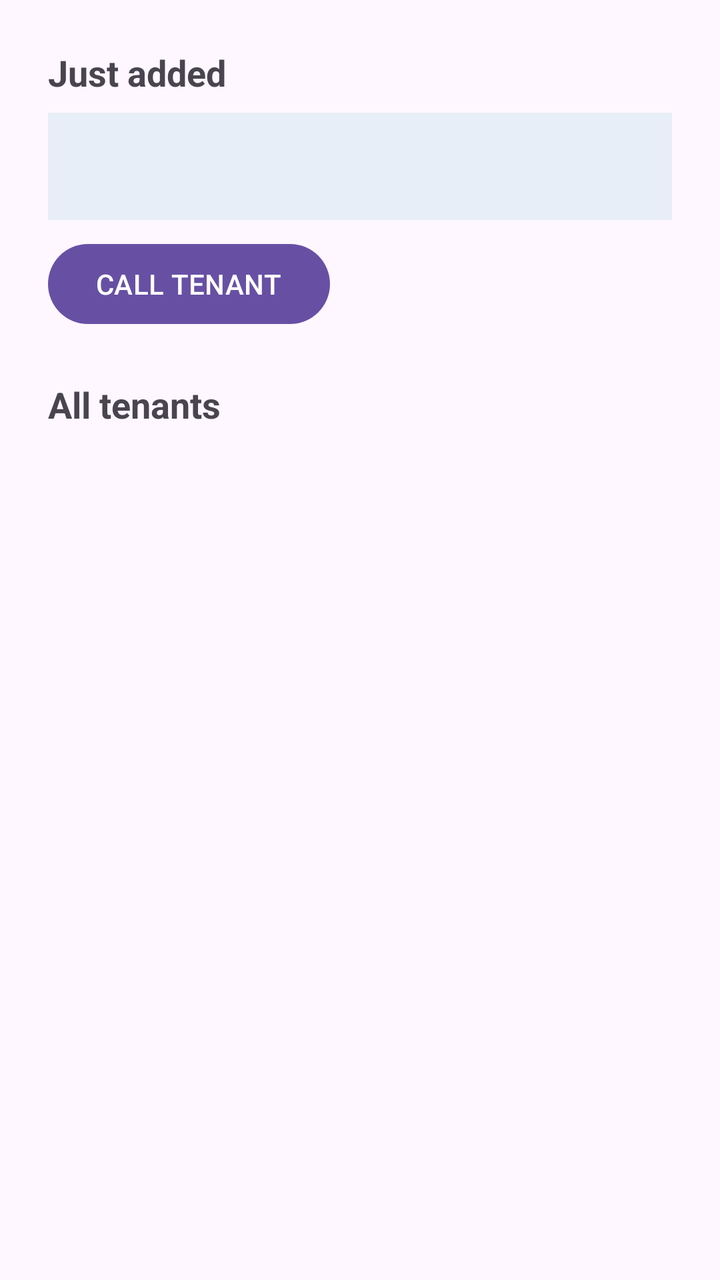
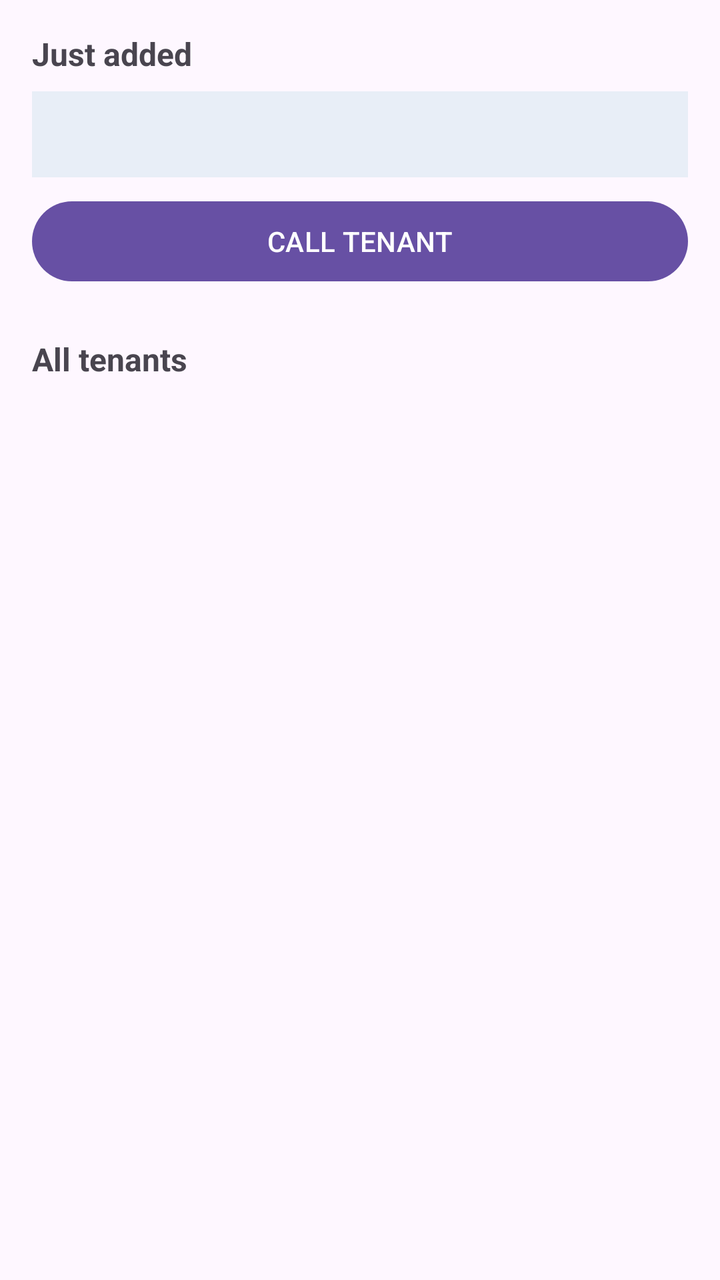

The first picture is an Android layout as it rendered before a commit; the second is the same layout after the commit. The layout source and the unified diff follow.
<!-- AndroidManifest.xml: application theme Theme.TenantManagementSystem -->
<!-- res/layout/fragment_view_tenants.xml -->
<?xml version="1.0" encoding="utf-8"?>
<layout xmlns:android="http://schemas.android.com/apk/res/android"
    xmlns:app="http://schemas.android.com/apk/res-auto">

    
    <data>
        <variable
            name="tenant"
            type="com.example.tenantmanagementsystem.Tenant" />
    </data>

    
    <ScrollView
        android:layout_width="match_parent"
        android:layout_height="match_parent">

        <androidx.constraintlayout.widget.ConstraintLayout
            android:layout_width="match_parent"
            android:layout_height="wrap_content"
            android:padding="24dp">

            
            <TextView
                android:id="@+id/newTenantLabel"
                android:layout_width="wrap_content"
                android:layout_height="wrap_content"
                android:text="Just added"
                android:textSize="18sp"
                android:textStyle="bold"
                app:layout_constraintTop_toTopOf="parent"
                app:layout_constraintStart_toStartOf="parent" />

            
            <TextView
                android:id="@+id/newTenantTextView"
                android:layout_width="0dp"
                android:layout_height="wrap_content"
                android:text="@{tenant.summary()}"
                android:textSize="16sp"
                android:padding="16dp"
                android:background="#E8EEF7"
                android:layout_marginTop="8dp"
                app:layout_constraintTop_toBottomOf="@id/newTenantLabel"
                app:layout_constraintStart_toStartOf="parent"
                app:layout_constraintEnd_toEndOf="parent" />

            
            <Button
                android:id="@+id/callButton"
                android:layout_width="wrap_content"
                android:layout_height="wrap_content"
                android:text="CALL TENANT"
                android:layout_marginTop="8dp"
                app:layout_constraintTop_toBottomOf="@id/newTenantTextView"
                app:layout_constraintStart_toStartOf="parent" />

            
            <androidx.constraintlayout.widget.Group
                android:id="@+id/newTenantGroup"
                android:layout_width="wrap_content"
                android:layout_height="wrap_content"
                app:constraint_referenced_ids="newTenantLabel,newTenantTextView,callButton" />

            
            <TextView
                android:id="@+id/allTenantsLabel"
                android:layout_width="wrap_content"
                android:layout_height="wrap_content"
                android:text="All tenants"
                android:textSize="18sp"
                android:textStyle="bold"
                android:layout_marginTop="24dp"
                app:layout_goneMarginTop="0dp"
                app:layout_constraintTop_toBottomOf="@id/callButton"
                app:layout_constraintStart_toStartOf="parent" />

            
            <TextView
                android:id="@+id/allTenantsTextView"
                android:layout_width="0dp"
                android:layout_height="wrap_content"
                android:textSize="16sp"
                android:lineSpacingExtra="4dp"
                android:layout_marginTop="8dp"
                app:layout_constraintTop_toBottomOf="@id/allTenantsLabel"
                app:layout_constraintStart_toStartOf="parent"
                app:layout_constraintEnd_toEndOf="parent" />

        </androidx.constraintlayout.widget.ConstraintLayout>
    </ScrollView>
</layout>
<!-- resources referenced by this layout -->
<resources>
  <style name="Theme.TenantManagementSystem" parent="Base.Theme.TenantManagementSystem" />
  <style name="Base.Theme.TenantManagementSystem" parent="Theme.Material3.DayNight.NoActionBar">
          
          
      </style>
</resources>

<!-- the commit's change to res/layout/fragment_view_tenants.xml (unified diff, before → after) -->
@@ -2,14 +2,12 @@
 <layout xmlns:android="http://schemas.android.com/apk/res/android"
     xmlns:app="http://schemas.android.com/apk/res-auto">
 
-    
     <data>
         <variable
             name="tenant"
             type="com.example.tenantmanagementsystem.Tenant" />
     </data>
 
-    
     <ScrollView
         android:layout_width="match_parent"
         android:layout_height="match_parent">
@@ -17,70 +15,60 @@
         <androidx.constraintlayout.widget.ConstraintLayout
             android:layout_width="match_parent"
             android:layout_height="wrap_content"
-            android:padding="24dp">
+            android:padding="16dp">
 
-            
             <TextView
-                android:id="@+id/newTenantLabel"
+                android:id="@+id/justAddedLabel"
                 android:layout_width="wrap_content"
                 android:layout_height="wrap_content"
                 android:text="Just added"
-                android:textSize="18sp"
                 android:textStyle="bold"
+                android:textSize="16sp"
                 app:layout_constraintTop_toTopOf="parent"
                 app:layout_constraintStart_toStartOf="parent" />
 
-            
             <TextView
                 android:id="@+id/newTenantTextView"
                 android:layout_width="0dp"
                 android:layout_height="wrap_content"
+                android:layout_marginTop="8dp"
+                android:padding="12dp"
+                android:background="#E8EEF7"
                 android:text="@{tenant.summary()}"
-                android:textSize="16sp"
-                android:padding="16dp"
-                android:background="#E8EEF7"
-                android:layout_marginTop="8dp"
-                app:layout_constraintTop_toBottomOf="@id/newTenantLabel"
+                app:layout_constraintTop_toBottomOf="@id/justAddedLabel"
                 app:layout_constraintStart_toStartOf="parent"
                 app:layout_constraintEnd_toEndOf="parent" />
 
-            
             <Button
                 android:id="@+id/callButton"
-                android:layout_width="wrap_content"
+                android:layout_width="match_parent"
                 android:layout_height="wrap_content"
+                android:layout_marginTop="8dp"
                 android:text="CALL TENANT"
-                android:layout_marginTop="8dp"
-                app:layout_constraintTop_toBottomOf="@id/newTenantTextView"
-                app:layout_constraintStart_toStartOf="parent" />
+                app:layout_constraintTop_toBottomOf="@id/newTenantTextView" />
 
             
             <androidx.constraintlayout.widget.Group
                 android:id="@+id/newTenantGroup"
                 android:layout_width="wrap_content"
                 android:layout_height="wrap_content"
-                app:constraint_referenced_ids="newTenantLabel,newTenantTextView,callButton" />
+                app:constraint_referenced_ids="justAddedLabel,newTenantTextView,callButton" />
 
-            
             <TextView
                 android:id="@+id/allTenantsLabel"
                 android:layout_width="wrap_content"
                 android:layout_height="wrap_content"
+                android:layout_marginTop="24dp"
                 android:text="All tenants"
-                android:textSize="18sp"
                 android:textStyle="bold"
-                android:layout_marginTop="24dp"
-                app:layout_goneMarginTop="0dp"
+                android:textSize="16sp"
                 app:layout_constraintTop_toBottomOf="@id/callButton"
                 app:layout_constraintStart_toStartOf="parent" />
 
-            
             <TextView
                 android:id="@+id/allTenantsTextView"
                 android:layout_width="0dp"
                 android:layout_height="wrap_content"
-                android:textSize="16sp"
-                android:lineSpacingExtra="4dp"
                 android:layout_marginTop="8dp"
                 app:layout_constraintTop_toBottomOf="@id/allTenantsLabel"
                 app:layout_constraintStart_toStartOf="parent"
<!-- resource entries referenced after the edit -->
@@ -3,7 +3,6 @@
   <style name="Theme.TenantManagementSystem" parent="Base.Theme.TenantManagementSystem" />
   <style name="Base.Theme.TenantManagementSystem" parent="Theme.Material3.DayNight.NoActionBar">
           
-          
       </style>
 </resources>
 
